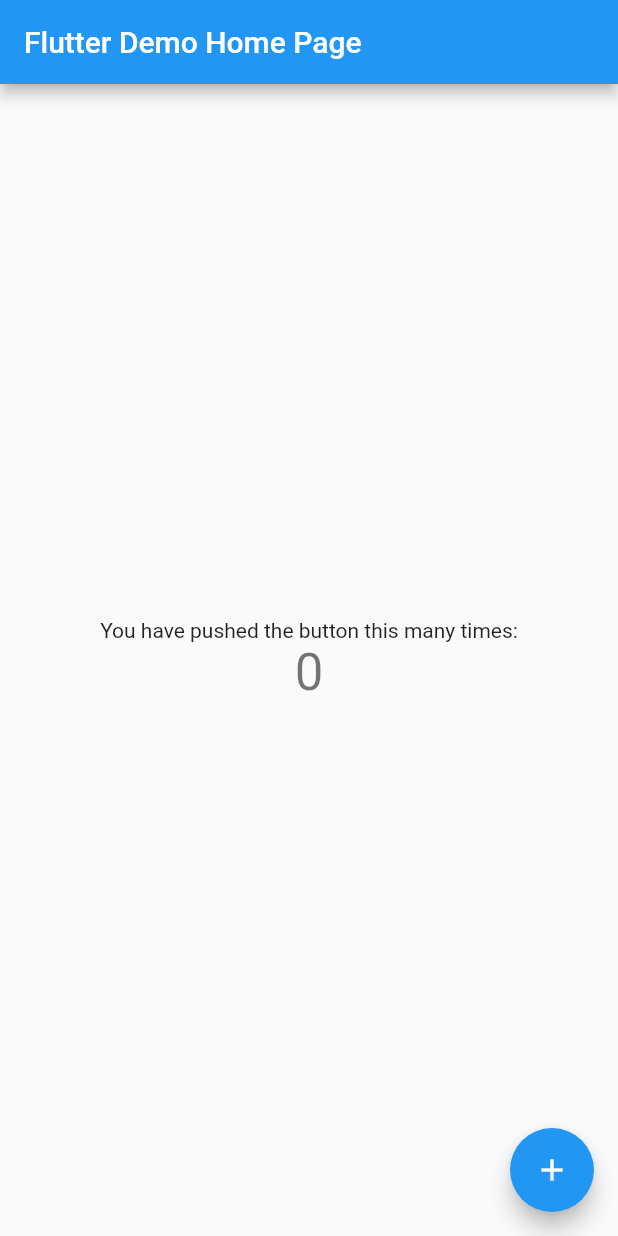
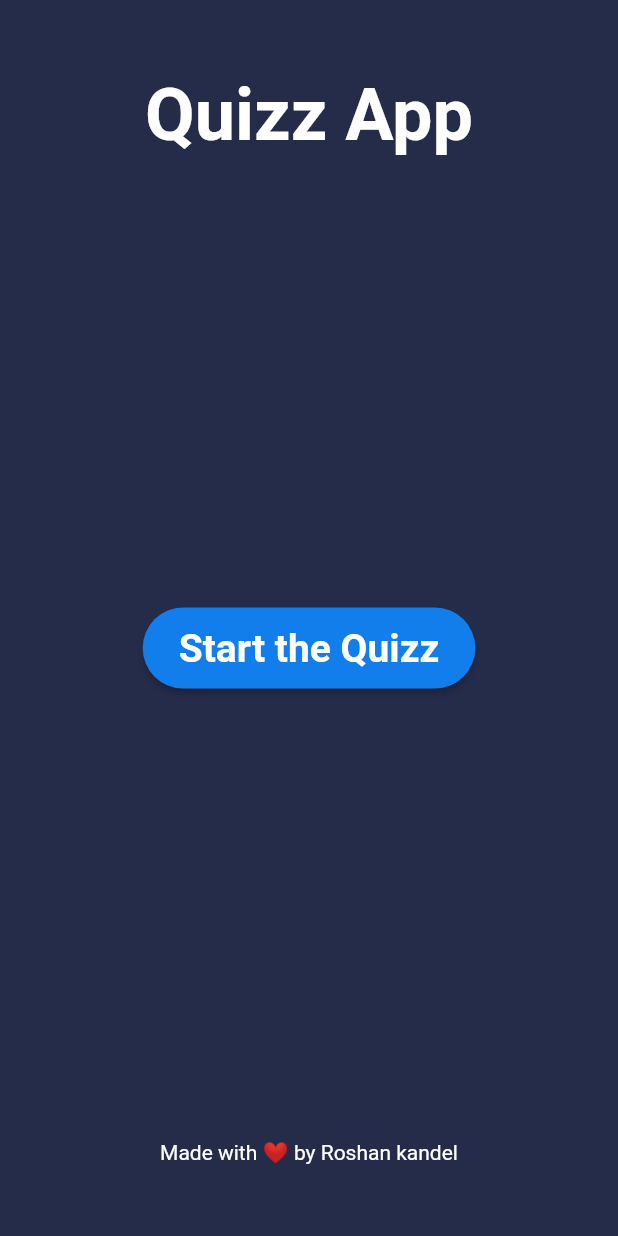
Before and after one commit to Roshankandel/Flutter-quiz-app, a Flutter app: the screen it shows after launch, on a phone screen of 412 x 824 dp. Run offline on Flutter 3.47's test engine with Material 2 defaults, Android fonts, the phone set to English and light mode, and no system bars; missing offline and left inert: blinking_text.

Commit message:
certain changes

```diff
--- a/lib/main.dart
+++ b/lib/main.dart
@@ -1,115 +1,20 @@
 import 'package:flutter/material.dart';
+import 'package:mathquiz/pages/quiz.dart';
+
+import 'pages/main_menu.dart';
 
 void main() {
   runApp(const MyApp());
 }
 
 class MyApp extends StatelessWidget {
-  const MyApp({super.key});
+  const MyApp({Key? key}) : super(key: key);
 
-  // This widget is the root of your application.
   @override
   Widget build(BuildContext context) {
+    // ignore: prefer_const_constructors
     return MaterialApp(
-      title: 'Flutter Demo',
-      theme: ThemeData(
-        // This is the theme of your application.
-        //
-        // Try running your application with "flutter run". You'll see the
-        // application has a blue toolbar. Then, without quitting the app, try
-        // changing the primarySwatch below to Colors.green and then invoke
-        // "hot reload" (press "r" in the console where you ran "flutter run",
-        // or simply save your changes to "hot reload" in a Flutter IDE).
-        // Notice that the counter didn't reset back to zero; the application
-        // is not restarted.
-        primarySwatch: Colors.blue,
-      ),
-      home: const MyHomePage(title: 'Flutter Demo Home Page'),
+      home: const MainMenu(),
     );
   }
 }
-
-class MyHomePage extends StatefulWidget {
-  const MyHomePage({super.key, required this.title});
-
-  // This widget is the home page of your application. It is stateful, meaning
-  // that it has a State object (defined below) that contains fields that affect
-  // how it looks.
-
-  // This class is the configuration for the state. It holds the values (in this
-  // case the title) provided by the parent (in this case the App widget) and
-  // used by the build method of the State. Fields in a Widget subclass are
-  // always marked "final".
-
-  final String title;
-
-  @override
-  State<MyHomePage> createState() => _MyHomePageState();
-}
-
-class _MyHomePageState extends State<MyHomePage> {
-  int _counter = 0;
-
-  void _incrementCounter() {
-    setState(() {
-      // This call to setState tells the Flutter framework that something has
-      // changed in this State, which causes it to rerun the build method below
-      // so that the display can reflect the updated values. If we changed
-      // _counter without calling setState(), then the build method would not be
-      // called again, and so nothing would appear to happen.
-      _counter++;
-    });
-  }
-
-  @override
-  Widget build(BuildContext context) {
-    // This method is rerun every time setState is called, for instance as done
-    // by the _incrementCounter method above.
-    //
-    // The Flutter framework has been optimized to make rerunning build methods
-    // fast, so that you can just rebuild anything that needs updating rather
-    // than having to individually change instances of widgets.
-    return Scaffold(
-      appBar: AppBar(
-        // Here we take the value from the MyHomePage object that was created by
-        // the App.build method, and use it to set our appbar title.
-        title: Text(widget.title),
-      ),
-      body: Center(
-        // Center is a layout widget. It takes a single child and positions it
-        // in the middle of the parent.
-        child: Column(
-          // Column is also a layout widget. It takes a list of children and
-          // arranges them vertically. By default, it sizes itself to fit its
-          // children horizontally, and tries to be as tall as its parent.
-          //
-          // Invoke "debug painting" (press "p" in the console, choose the
-          // "Toggle Debug Paint" action from the Flutter Inspector in Android
-          // Studio, or the "Toggle Debug Paint" command in Visual Studio Code)
-          // to see the wireframe for each widget.
-          //
-          // Column has various properties to control how it sizes itself and
-          // how it positions its children. Here we use mainAxisAlignment to
-          // center the children vertically; the main axis here is the vertical
-          // axis because Columns are vertical (the cross axis would be
-          // horizontal).
-          mainAxisAlignment: MainAxisAlignment.center,
-          children: <Widget>[
-            const Text(
-              'You have pushed the button this many times:',
-            ),
-            Text(
-              '$_counter',
-              style: Theme.of(context).textTheme.headline4,
-            ),
-          ],
-        ),
-      ),
-      floatingActionButton: FloatingActionButton(
-        onPressed: _incrementCounter,
-        tooltip: 'Increment',
-        child: const Icon(Icons.add),
-      ), // This trailing comma makes auto-formatting nicer for build methods.
-    );
-  }
-}
--- /dev/null
+++ b/lib/pages/main_menu.dart
@@ -0,0 +1,83 @@
+import 'package:flutter/cupertino.dart';
+import 'package:flutter/material.dart';
+import '../pages/quiz.dart';
+
+class MainMenu extends StatefulWidget {
+  const MainMenu({Key? key}) : super(key: key);
+
+  @override
+  _MainMenuState createState() => _MainMenuState();
+}
+
+class AppColor {
+  static final pripmaryColor = Color(0xFF252c4a);
+  static final secondaryColor = Color(0xFF117eeb);
+}
+
+class _MainMenuState extends State<MainMenu> {
+  @override
+  Widget build(BuildContext context) {
+    return Scaffold(
+      backgroundColor: AppColor.pripmaryColor,
+      body: Padding(
+        padding: const EdgeInsets.symmetric(
+          vertical: 48.0,
+          horizontal: 12.0,
+        ),
+        child: Column(
+          mainAxisAlignment: MainAxisAlignment.center,
+          crossAxisAlignment: CrossAxisAlignment.center,
+          children: [
+            const Center(
+              child: Text(
+                "Quizz App",
+                style: TextStyle(
+                  color: Colors.white,
+                  fontSize: 48,
+                  fontWeight: FontWeight.bold,
+                ),
+              ),
+            ),
+            Expanded(
+              child: Center(
+                child: RawMaterialButton(
+                  onPressed: () {
+                    //Navigating the the Quizz Screen
+                    Navigator.push(
+                        context,
+                        MaterialPageRoute(
+                          builder: (context) => quizPage(),
+                        ));
+                  },
+                  shape: const StadiumBorder(),
+                  fillColor: AppColor.secondaryColor,
+                  child: const Padding(
+                    padding:
+                        EdgeInsets.symmetric(vertical: 12.0, horizontal: 24.0),
+                    child: Text(
+                      "Start the Quizz",
+                      style: TextStyle(
+                        color: Colors.white,
+                        fontSize: 26.0,
+                        fontWeight: FontWeight.bold,
+                      ),
+                    ),
+                  ),
+                ),
+              ),
+            ),
+            const Center(
+              child: Text(
+                "Made with ❤ by Roshan kandel",
+                textAlign: TextAlign.center,
+                style: TextStyle(
+                  color: Colors.white,
+                ),
+              ),
+            ),
+          ],
+        ),
+      ),
+    );
+  }
+}
--- a/pubspec.yaml
+++ b/pubspec.yaml
@@ -36,6 +36,7 @@
   # The following adds the Cupertino Icons font to your application.
   # Use with the CupertinoIcons class for iOS style icons.
   cupertino_icons: ^1.0.2
+  blinking_text: ^1.0.2
 
 dev_dependencies:
   flutter_test:
```
Also changed, not shown: lib/pages/quiz.dart (added, +153 -0 lines), lib/pages/result.dart (added, +94 -0 lines), pubspec.lock.
